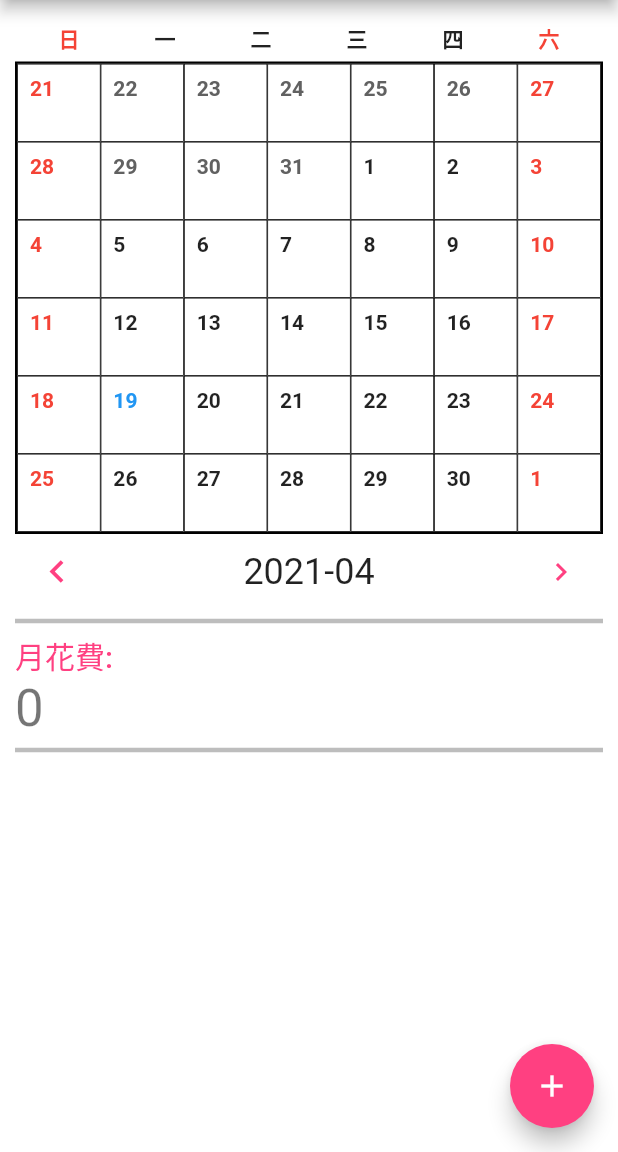
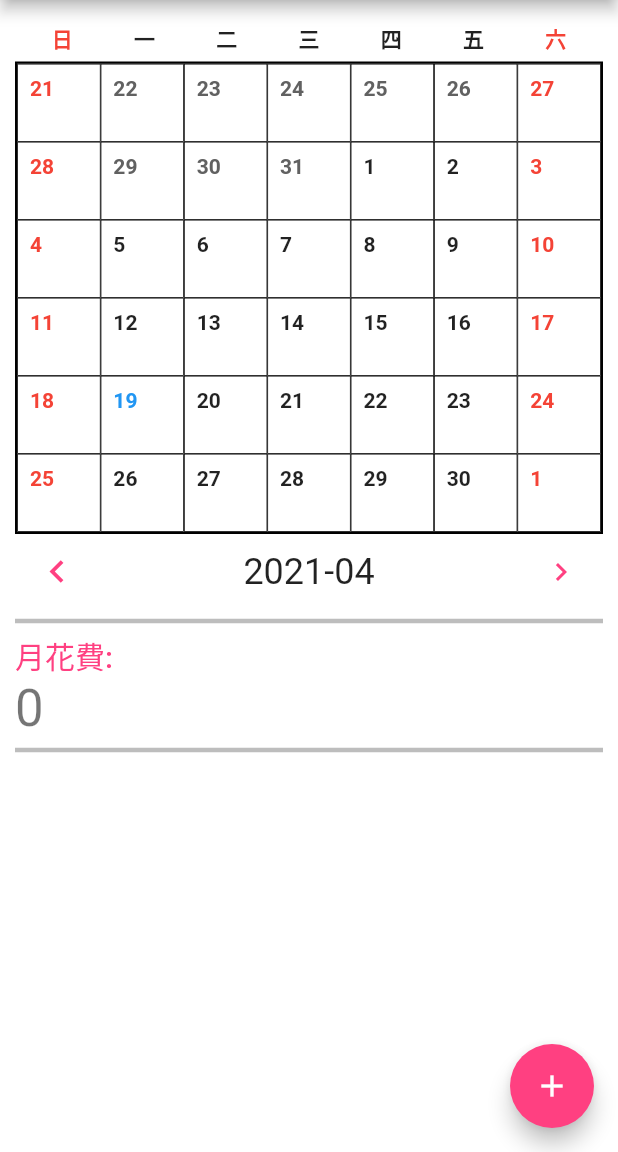
Before and after one commit to exia56/pocket-money-flutter, a Flutter app: the screen it shows after launch, on a phone screen of 412 x 824 dp, the part 84-1236 px from its top. Run offline on Flutter 3.47's test engine with Material 2 defaults, Android fonts, the phone set to English and light mode, and no system bars; our stand-ins replace cloud_firestore, firebase_auth, firebase_core, logger, sqflite; accounts and stored records are empty.

Commit message:
floating action button with AnimatedOpacity fix month grid view header value

```diff
--- a/lib/component/month-grid-view.dart
+++ b/lib/component/month-grid-view.dart
@@ -77,7 +77,7 @@ Widget weekdayCell(
   final isWeekend = data.date.weekday == DateTime.sunday ||
       data.date.weekday == DateTime.saturday;
   final isToday = data.date.toDateStamp() == DateTime.now().toDateStamp();
-  var amountStr = data.amount == 0
+  var amountStr = data.items.length == 0
       ? ''
       : data.amount > 1000
           ? '${(data.amount ~/ 1000)}k'
@@ -123,7 +123,7 @@ Row headerAggregate(List<String> weekStrs) {
         ),
       ),
       ...weekStrs
-          .sublist(1, 5)
+          .sublist(1, 6)
           .map(
             (e) => Expanded(
               child: Padding(
--- a/lib/views/main-view.dart
+++ b/lib/views/main-view.dart
@@ -102,8 +102,9 @@ class MainViewState extends State<MainView> {
           ),
         ],
       ),
-      floatingActionButton: Visibility(
-        visible: fabVisible,
+      floatingActionButton: AnimatedOpacity(
+        opacity: fabVisible ? 1.0 : 0.0,
+        duration: Duration(milliseconds: 500),
         child: FloatingActionButton(
           child: Icon(Icons.add),
           onPressed: () async {
--- a/lib/views/single-day-view.dart
+++ b/lib/views/single-day-view.dart
@@ -195,8 +195,9 @@ class SingleDayState extends State<SingleDayView> {
       appBar: AppBar(
         title: Text(date.toYYYYMMDD()),
       ),
-      floatingActionButton: Visibility(
-        visible: fabVisible,
+      floatingActionButton: AnimatedOpacity(
+        opacity: fabVisible ? 1.0 : 0.0,
+        duration: Duration(milliseconds: 500),
         child: FloatingActionButton(
           child: Icon(Icons.add),
           onPressed: () async {
--- a/lib/views/sync-view.dart
+++ b/lib/views/sync-view.dart
@@ -84,7 +84,7 @@ class SyncDataState extends StateWithOverlay<SyncDataView> {
   Widget build(BuildContext context) {
     return Scaffold(
       appBar: AppBar(
-        title: Text('備份'),
+        title: Text(_toCloud ? '備份' : '還原'),
       ),
       body: Container(
         padding: EdgeInsets.all(5),
@@ -181,7 +181,7 @@ class SyncDataState extends StateWithOverlay<SyncDataView> {
                       _toCloud,
                     );
                   },
-                  child: Text('backup',
+                  child: Text(_toCloud ? 'backup' : 'pull',
                       style: Theme.of(context)
                           .textTheme
                           .bodyText1
```
